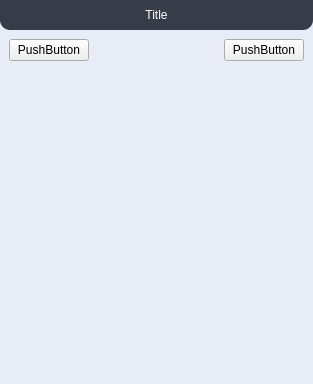
Old version of the form App/Desktop/Win/Code/Node.ui in the repository ElDicee/Vega.
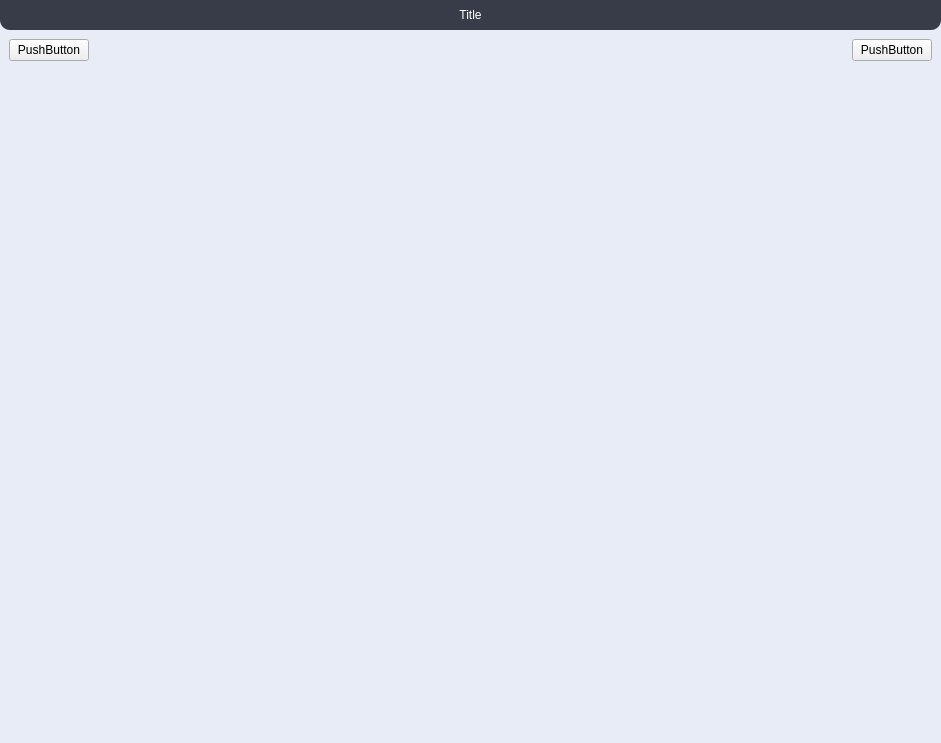
New version of the form.

```diff
--- a/App/Desktop/Win/Code/Node.ui
+++ b/App/Desktop/Win/Code/Node.ui
@@ -6,8 +6,8 @@
    <rect>
     <x>0</x>
     <y>0</y>
-    <width>313</width>
-    <height>384</height>
+    <width>941</width>
+    <height>743</height>
    </rect>
   </property>
   <property name="sizePolicy">
```
